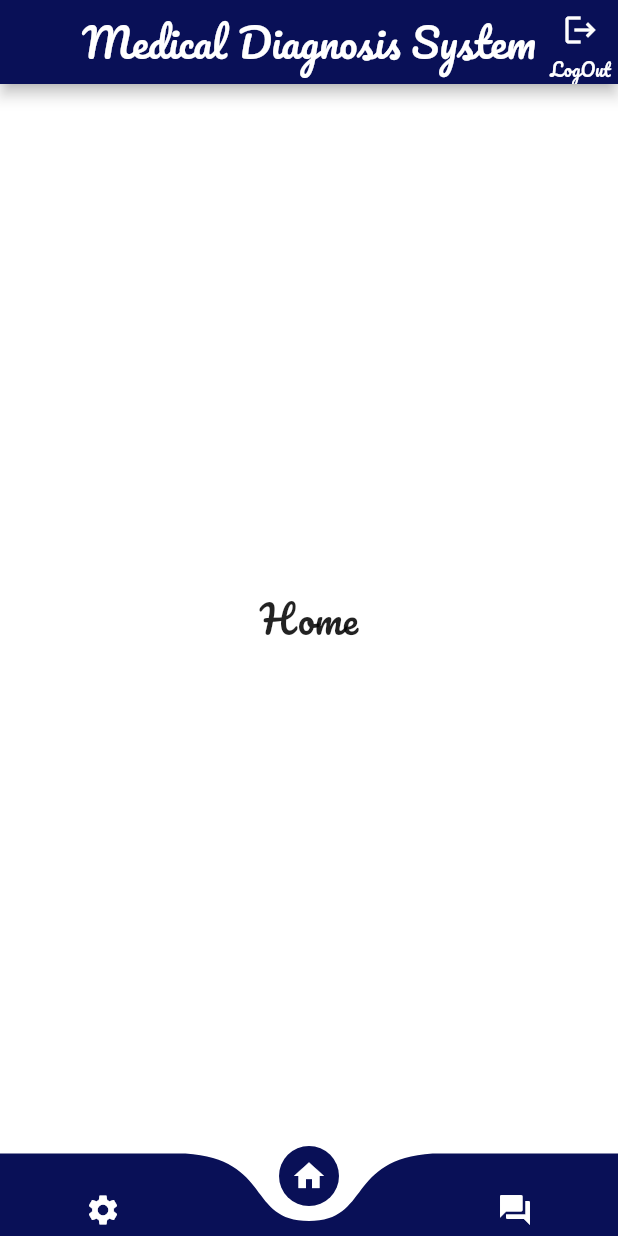
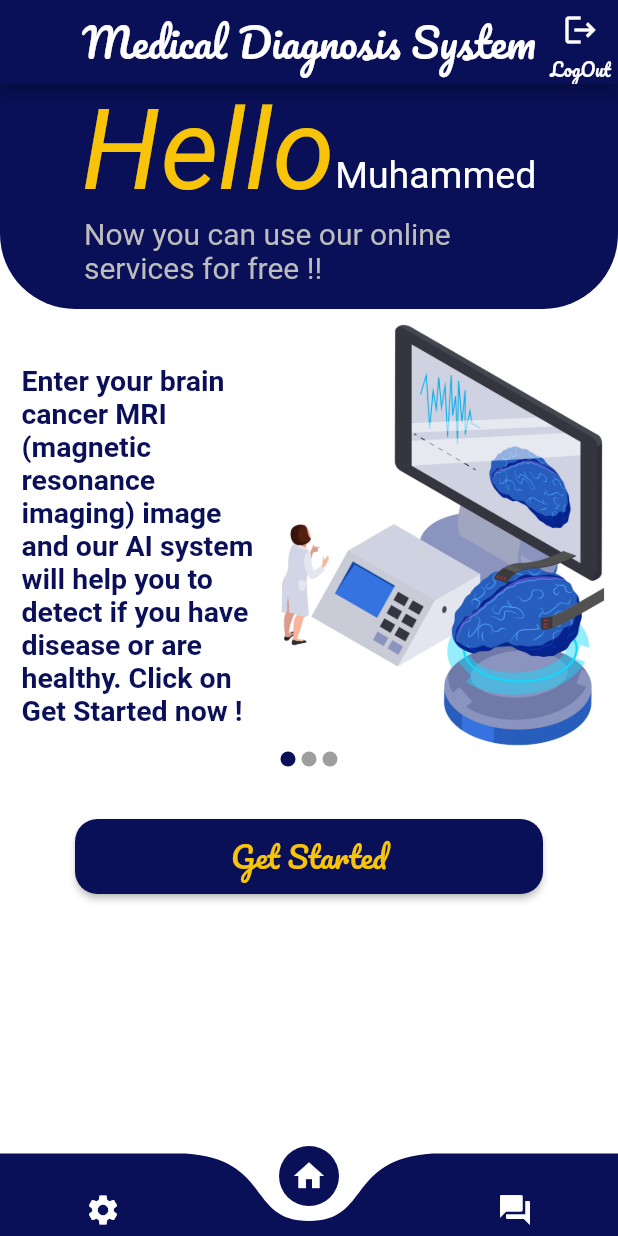
Before and after one commit to lsa3edii/Graduation_Project, a Flutter app: the HomePage screen opened directly, on a phone screen of 412 x 824 dp. Run offline on Flutter 3.47's test engine with Material 2 defaults, Android fonts, the light colour scheme and no system bars; drawn by our look-alikes of curved_navigation_bar, flutter_image_slideshow, modal_progress_hud_nsn; our stand-ins replace cloud_firestore, firebase_auth, firebase_core; accounts and stored records are empty.

Commit message:
Some Modifications

```diff
--- a/lib/main.dart
+++ b/lib/main.dart
@@ -1,15 +1,19 @@
+// import 'package:device_preview/device_preview.dart';
 import 'package:firebase_core/firebase_core.dart';
 import 'package:flutter/material.dart';
+import 'package:flutter/services.dart';
 import 'package:medical_diagnosis_system/constants.dart';
 import 'package:medical_diagnosis_system/views/login_page.dart';
 import 'firebase_options.dart';
 
 void main() async {
   WidgetsFlutterBinding.ensureInitialized();
+  SystemChrome.setPreferredOrientations([DeviceOrientation.portraitUp]);
   await Firebase.initializeApp(
     options: DefaultFirebaseOptions.currentPlatform,
   );
   runApp(const MedicalDiagnosisSystem());
+  // runApp(DevicePreview(builder: (context) => const MedicalDiagnosisSystem()));
 }
 
 class MedicalDiagnosisSystem extends StatelessWidget {
--- a/lib/views/home.dart
+++ b/lib/views/home.dart
@@ -1,9 +1,12 @@
 import 'package:curved_navigation_bar/curved_navigation_bar.dart';
 import 'package:flutter/material.dart';
 import 'package:medical_diagnosis_system/Chat/widgets/chat_items.dart';
+import 'package:medical_diagnosis_system/views/ai_page.dart';
 import 'package:medical_diagnosis_system/views/signup_user_page.dart';
+import 'package:medical_diagnosis_system/widgets/custom_button.dart';
 import 'package:medical_diagnosis_system/widgets/custom_circle_avatar.dart';
-import 'package:modal_progress_hud_nsn/modal_progress_hud_nsn.dart';
+import 'package:flutter_image_slideshow/flutter_image_slideshow.dart';
+import 'package:medical_diagnosis_system/widgets/custom_container.dart';
 import '../../constants.dart';
 import '../Chat/views/chat_page.dart';
 import '../helper/helper_functions.dart';
@@ -18,13 +21,35 @@ class HomePage extends StatefulWidget {
 class _HomePageState extends State<HomePage> {
   int _page = 1;
   bool isLoading = false;
+
+  List<Widget> images = [
+    Row(
+      mainAxisSize: MainAxisSize.min,
+      mainAxisAlignment: MainAxisAlignment.spaceBetween,
+      children: [
+        const SizedBox(width: 2),
+        const SizedBox(
+          width: 155,
+          child: Text(
+            'Enter your brain cancer MRI (magnetic resonance imaging) image and our AI system will help you to detect if you have disease or are healthy. Click on Get Started now !',
+            style: TextStyle(
+                fontSize: 19,
+                color: kPrimaryColor,
+                fontWeight: FontWeight.bold),
+          ),
+        ),
+        Image.asset('assets/images/neurology2.jpg'),
+      ],
+    ),
+    Image.asset('assets/images/neurology.jpg'),
+    Image.asset('assets/images/neurology1.jpg'),
+  ];
+
   // GlobalKey<CurvedNavigationBarState> _bottomNavigationKey = GlobalKey();
 
   @override
   Widget build(BuildContext context) {
-    return ModalProgressHUD(
-      inAsyncCall: isLoading,
-      child: WillPopScope(
+    return WillPopScope(
       onWillPop: () async {
         return false;
       },
@@ -39,13 +64,8 @@ class _HomePageState extends State<HomePage> {
               _page = 1;
             });
           } else if (details.primaryVelocity! < 0 && _page == 1) {
-              // setState(() {
-              //   isLoading = true;
-              // });
-              // await Future.delayed(const Duration(seconds: 1));
             setState(() {
               _page = 2;
-                //   isLoading = false;
             });
           } else if (details.primaryVelocity! > 0 && _page == 2) {
             setState(() {
@@ -110,24 +130,15 @@ class _HomePageState extends State<HomePage> {
                   maxScale: 2,
                   child: Column(
                     children: [
-                        Stack(
+                      const Stack(
                         clipBehavior: Clip.none,
                         children: [
-                            Container(
-                              height: 150,
-                              width: double.infinity,
-                              decoration: const BoxDecoration(
-                                  borderRadius: BorderRadius.only(
-                                    bottomLeft: Radius.circular(50),
-                                    bottomRight: Radius.circular(50),
-                                  ),
-                                  color: kPrimaryColor),
-                            ),
-                            const Padding(
+                          CustomContainer(),
+                          Padding(
                             padding: EdgeInsets.only(top: 40, bottom: 5),
                             child: Center(
                               child: CustomCircleAvatar(
-                                  image: 'assets/images/sa3edii.jpeg',
+                                image: 'assets/images/sa3edii.jpg',
                                 r1: 72,
                                 r2: 70,
                               ),
@@ -157,17 +168,65 @@ class _HomePageState extends State<HomePage> {
                   ),
                 )
               : _page == 1
-                    ? const Center(
-                        child: Text(
-                          'Home',
-                          style:
-                              TextStyle(fontSize: 25, fontFamily: 'Pacifico'),
-                        ),
-                      )
-                    : ListView(
+                  ? Column(
+                      children: [
+                        const CustomContainer(flag: 1),
+                        Expanded(
+                          child: ListView(
                             physics: const BouncingScrollPhysics(),
                             children: [
-                          Image.asset('assets/images/doctorChat.jpg'),
+                              ImageSlideshow(
+                                height: 315,
+                                indicatorRadius: 5,
+                                indicatorColor: kPrimaryColor,
+                                children: images,
+                              ),
+                              const SizedBox(height: 25),
+                              GetStartedButton(
+                                  buttonText: 'Get Started',
+                                  onPressed: () {
+                                    Navigator.push(
+                                        context,
+                                        MaterialPageRoute(
+                                            builder: (context) => AIPage()));
+                                  }),
+                              const SizedBox(height: 50),
+                            ],
+                          ),
+                        ),
+                      ],
+                    )
+                  : FutureBuilder(
+                      future: Future.delayed(const Duration(milliseconds: 300)),
+                      builder: (context, snapshot) {
+                        if (snapshot.connectionState ==
+                            ConnectionState.waiting) {
+                          return const Center(
+                            child:
+                                CircularProgressIndicator(color: kPrimaryColor),
+                          ); // Show loading indicator
+                        } else {
+                          return ListView(
+                            physics: const BouncingScrollPhysics(),
+                            children: [
+                              Container(
+                                height: 315,
+                                decoration: const BoxDecoration(
+                                  gradient: LinearGradient(
+                                    colors: [
+                                      Color(0xffEFFAFF),
+                                      Color(0xffCDEEFF),
+                                      Color(0xffC2EBFF)
+                                    ],
+                                    begin: Alignment.centerLeft,
+                                    end: Alignment.centerRight,
+                                  ),
+                                ),
+                                child: Image.asset(
+                                  'assets/images/doctorChat.jpg',
+                                  cacheHeight: 315,
+                                ),
+                              ),
                               const SizedBox(height: 20),
                               const Center(
                                 child: Text(
@@ -180,7 +239,8 @@ class _HomePageState extends State<HomePage> {
                                 ),
                               ),
                               const Padding(
-                            padding: EdgeInsets.only(right: 50, left: 50),
+                                padding: EdgeInsets.only(
+                                    top: 5, right: 50, left: 50),
                                 child: Text(
                                   'You can chat with a doctor now for responding on your questions and inquiries.',
                                   style: TextStyle(
@@ -203,7 +263,9 @@ class _HomePageState extends State<HomePage> {
                               ),
                               const SizedBox(height: 50),
                             ],
-                      ),
+                          );
+                        }
+                      },
                     ),
         ),
       ),
--- a/lib/views/login_page.dart
+++ b/lib/views/login_page.dart
@@ -128,6 +128,7 @@ class _LoginPageState extends State<LoginPage> {
                                       MaterialPageRoute(builder: (context) {
                                     return const SignupUserPage();
                                   }));
+                                  unFocus(context);
                                 },
                                 child: const Text(
                                   'Sign Up',
--- a/lib/views/signup_user_page.dart
+++ b/lib/views/signup_user_page.dart
@@ -124,6 +124,7 @@ class _SignupUserPageState extends State<SignupUserPage> {
                         isLoading = true;
                       });
                       await registerUser();
+                      unFocus(context);
 
                       // ignore: use_build_context_synchronously
                       showSnackBar(context, message: 'Sucsseed.. go to login!');
--- a/lib/widgets/custom_button.dart
+++ b/lib/widgets/custom_button.dart
@@ -24,3 +24,34 @@ class CustomButton extends StatelessWidget {
     );
   }
 }
+
+class GetStartedButton extends StatelessWidget {
+  final String buttonText;
+  final VoidCallback? onPressed;
+
+  const GetStartedButton(
+      {super.key, required this.buttonText, required this.onPressed});
+
+  @override
+  Widget build(BuildContext context) {
+    return Container(
+      height: 50,
+      padding: const EdgeInsets.only(right: 50, left: 50),
+      child: ElevatedButton(
+        style: ElevatedButton.styleFrom(
+            backgroundColor: kPrimaryColor,
+            shape: RoundedRectangleBorder(
+              borderRadius: BorderRadius.circular(15),
+            )
+            // minimumSize: const Size(300, 50),
+            ),
+        onPressed: onPressed,
+        child: Text(
+          buttonText,
+          style: const TextStyle(
+              fontSize: 20, fontFamily: 'Pacifico', color: kSecondaryColor),
+        ),
+      ),
+    );
+  }
+}
--- /dev/null
+++ b/lib/widgets/custom_container.dart
@@ -0,0 +1,55 @@
+import 'package:flutter/material.dart';
+import '../constants.dart';
+
+class CustomContainer extends StatelessWidget {
+  final int flag;
+
+  const CustomContainer({super.key, this.flag = 0});
+
+  @override
+  Widget build(BuildContext context) {
+    return Container(
+      height: 150,
+      width: double.infinity,
+      decoration: const BoxDecoration(
+          borderRadius: BorderRadius.only(
+            bottomLeft: Radius.circular(50),
+            bottomRight: Radius.circular(50),
+          ),
+          color: kPrimaryColor),
+      child: flag == 0
+          ? const SizedBox()
+          : Column(
+              mainAxisSize: MainAxisSize.min,
+              children: [
+                Row(
+                  crossAxisAlignment: CrossAxisAlignment.start,
+                  mainAxisSize: MainAxisSize.min,
+                  children: [
+                    const Text('Hello',
+                        style: TextStyle(
+                            fontSize: 75,
+                            color: kSecondaryColor,
+                            fontStyle: FontStyle.italic)),
+                    Container(
+                      height: 75,
+                      alignment: Alignment.bottomCenter,
+                      child: Text('Muhammed',
+                          style: TextStyle(
+                            fontSize: 25,
+                            color: Colors.white,
+                            // fontStyle: FontStyle.italic,
+                          )),
+                    ),
+                  ],
+                ),
+                SizedBox(
+                  width: 300,
+                  child: Text('Now you can use our online services for free !!',
+                      style: TextStyle(fontSize: 20, color: Colors.grey[400])),
+                ),
+              ],
+            ),
+    );
+  }
+}
--- a/lib/widgets/icon_auth.dart
+++ b/lib/widgets/icon_auth.dart
@@ -3,6 +3,7 @@ import 'package:flutter/material.dart';
 class IconAuth extends StatelessWidget {
   final String image;
   final VoidCallback onPressed;
+
   const IconAuth({super.key, required this.image, required this.onPressed});
 
   @override
--- a/pubspec.yaml
+++ b/pubspec.yaml
@@ -30,9 +30,11 @@ environment:
 dependencies:
   firebase_core: ^2.15.0
   firebase_auth: ^4.7.2
-  provider: ^6.0.5
+  # provider: ^6.0.5
   modal_progress_hud_nsn: ^0.4.0
   curved_navigation_bar: ^1.0.3
+  device_preview: ^1.1.0
+  flutter_image_slideshow: ^0.1.6
 
   flutter:
     sdk: flutter
```
Also changed, not shown: lib/Chat/views/chat_page.dart (+4 -6 lines), lib/views/ai_page.dart (added, +32 -0 lines), assets/images/neurology.jpg (added), assets/images/neurology1.jpg (added), assets/images/neurology2.jpg (added), assets/images/sa3edii.jpeg (deleted), lib/firebase_options.dart. Lines whose indentation alone changed are shown as unchanged.
